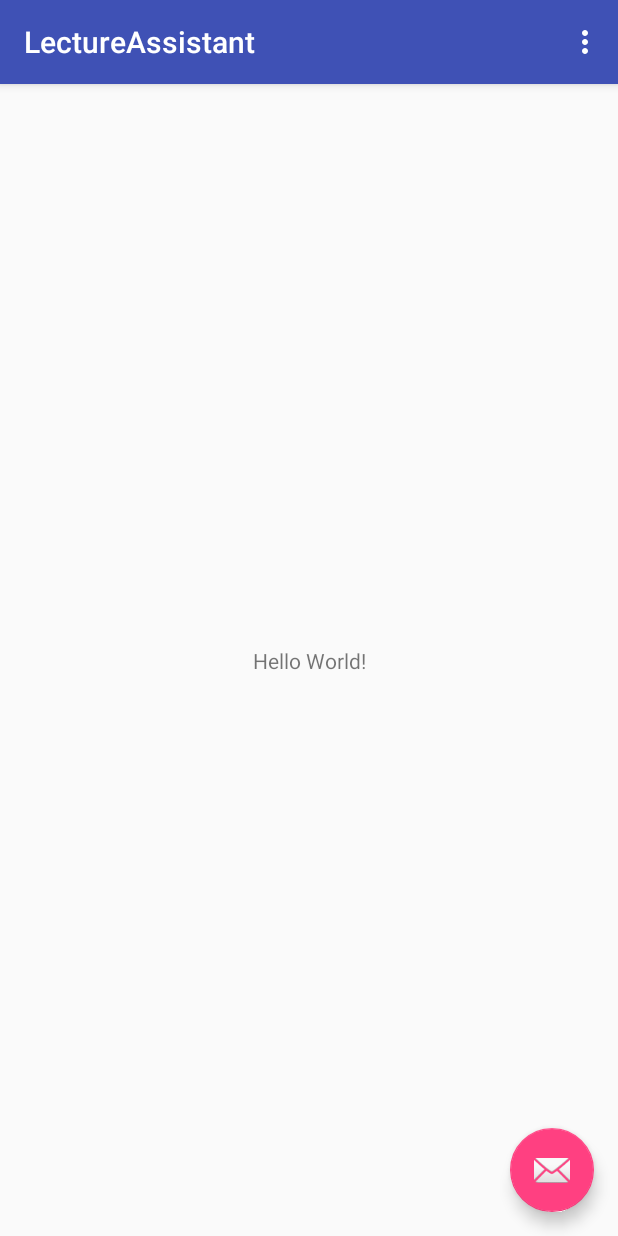
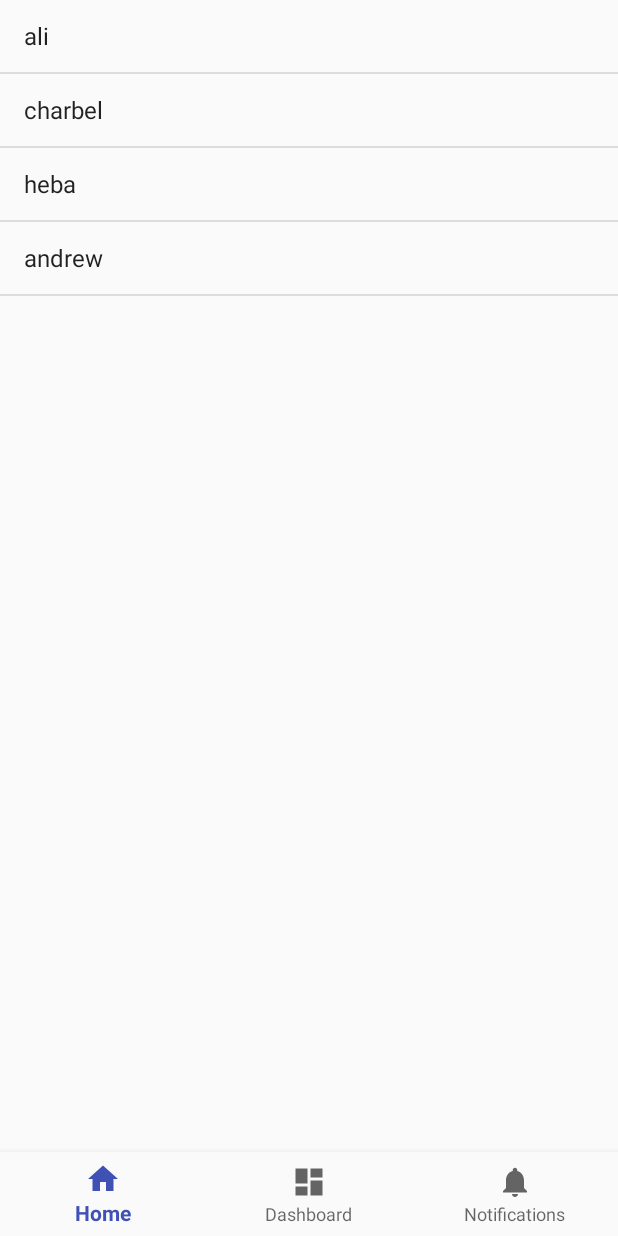
Before and after one commit to DanSalib/LectureAssistant, an Android app: the screen it shows after launch (MainActivity), on a phone screen of 412 x 824 dp. Run offline under Robolectric (Android 15) with nearby library versions, the phone set to English and light mode, and no system bars.

Commit message:
setup list view and new activity

```diff
--- a/LectureAssistant/app/build.gradle
+++ b/LectureAssistant/app/build.gradle
@@ -5,7 +5,7 @@ android {
     buildToolsVersion "26.0.0"
     defaultConfig {
         applicationId "com.lecture.salib.lectureassistant"
-        minSdkVersion 25
+        minSdkVersion 23
         targetSdkVersion 26
         versionCode 1
         versionName "1.0"
@@ -25,7 +25,7 @@ dependencies {
         exclude group: 'com.android.support', module: 'support-annotations'
     })
     compile 'com.android.support:appcompat-v7:26.+'
+    compile 'com.android.support:design:26.+'
     compile 'com.android.support.constraint:constraint-layout:1.0.2'
-    compile 'com.android.support:design:26.+'
     testCompile 'junit:junit:4.12'
 }
--- /dev/null
+++ b/LectureAssistant/app/src/main/java/com/lecture/salib/lectureassistant/Main2Activity.java
@@ -0,0 +1,22 @@
+package com.lecture.salib.lectureassistant;
+
+import android.content.Intent;
+import android.support.v7.app.AppCompatActivity;
+import android.os.Bundle;
+import android.widget.TextView;
+
+public class Main2Activity extends AppCompatActivity {
+
+    @Override
+    protected void onCreate(Bundle savedInstanceState) {
+        super.onCreate(savedInstanceState);
+        setContentView(R.layout.activity_main2);
+
+        Intent intent = getIntent();
+        String text = intent.getStringExtra(MainActivity.EXTRA_DATA);
+
+        TextView textView = (TextView) findViewById(R.id.textView);
+
+        textView.setText(text);
+    }
+}
--- a/LectureAssistant/app/src/main/java/com/lecture/salib/lectureassistant/MainActivity.java
+++ b/LectureAssistant/app/src/main/java/com/lecture/salib/lectureassistant/MainActivity.java
@@ -1,52 +1,78 @@
 package com.lecture.salib.lectureassistant;
 
+import android.content.Intent;
 import android.os.Bundle;
-import android.support.design.widget.FloatingActionButton;
-import android.support.design.widget.Snackbar;
+import android.app.Activity;
+import android.support.annotation.NonNull;
+import android.support.design.widget.BottomNavigationView;
 import android.support.v7.app.AppCompatActivity;
-import android.support.v7.widget.Toolbar;
+import android.view.MenuItem;
 import android.view.View;
-import android.view.Menu;
-import android.view.MenuItem;
+import android.widget.AdapterView;
+import android.widget.ArrayAdapter;
+import android.widget.ListAdapter;
+import android.widget.ListView;
+import android.widget.TextView;
+import android.widget.Toast;
 
-public class MainActivity extends AppCompatActivity {
+import org.w3c.dom.Text;
+
+public class MainActivity extends Activity {
+
+    public static final String EXTRA_DATA = "com.lecture.salib.lectureassistant.EXTRA_DATA";
+    private TextView mTextMessage;
+
+    private BottomNavigationView.OnNavigationItemSelectedListener mOnNavigationItemSelectedListener
+            = new BottomNavigationView.OnNavigationItemSelectedListener() {
+
+        @Override
+        public boolean onNavigationItemSelected(@NonNull MenuItem item) {
+//            switch (item.getItemId()) {
+//                case R.id.navigation_home:
+//                    mTextMessage.setText(R.string.title_home);
+//                    return true;
+//                case R.id.navigation_dashboard:
+//                    mTextMessage.setText(R.string.title_dashboard);
+//                    return true;
+//                case R.id.navigation_notifications:
+//                    mTextMessage.setText(R.string.title_notifications);
+//                    return true;
+//            }
+            return false;
+        }
+
+    };
 
     @Override
     protected void onCreate(Bundle savedInstanceState) {
         super.onCreate(savedInstanceState);
         setContentView(R.layout.activity_main);
-        Toolbar toolbar = (Toolbar) findViewById(R.id.toolbar);
-        setSupportActionBar(toolbar);
 
-       FloatingActionButton fab = (FloatingActionButton) findViewById(R.id.fab);
-        fab.setOnClickListener(new View.OnClickListener() {
-            @Override
-            public void onClick(View view) {
-                Snackbar.make(view, "Replace with your own action", Snackbar.LENGTH_LONG)
-                        .setAction("Action", null).show();
+        BottomNavigationView navigation = (BottomNavigationView) findViewById(R.id.navigation);
+        navigation.setOnNavigationItemSelectedListener(mOnNavigationItemSelectedListener);
+
+        String[] items = {"ali", "charbel", "heba", "andrew"};
+        ListAdapter lectureAdapter = new ArrayAdapter<String>(this, android.R.layout.simple_list_item_1, items);
+        ListView lectureListView = (ListView) findViewById(R.id.listView);
+        lectureListView.setAdapter(lectureAdapter);
+
+        lectureListView.setOnItemClickListener(
+            new AdapterView.OnItemClickListener() {
+                @Override
+                public void onItemClick(AdapterView<?> parent, View view, int position, long id) {
+                    String item = String.valueOf(parent.getItemAtPosition(position));
+                    openActivity2(item);
+                    //Toast.makeText(MainActivity.this, item, Toast.LENGTH_LONG).show();
+                }
             }
-        });
+        );
     }
 
-    @Override
-    public boolean onCreateOptionsMenu(Menu menu) {
-        // Inflate the menu; this adds items to the action bar if it is present.
-        getMenuInflater().inflate(R.menu.menu_main, menu);
-        return true;
+    public void openActivity2(String text) {
+        Intent intent = new Intent(this, Main2Activity.class);
+        intent.putExtra(EXTRA_DATA, text);
+
+        startActivity(intent);
     }
 
-    @Override
-    public boolean onOptionsItemSelected(MenuItem item) {
-        // Handle action bar item clicks here. The action bar will
-        // automatically handle clicks on the Home/Up button, so long
-        // as you specify a parent activity in AndroidManifest.xml.
-        int id = item.getItemId();
-
-        //noinspection SimplifiableIfStatement
-        if (id == R.id.action_settings) {
-            return true;
-        }
-
-        return super.onOptionsItemSelected(item);
-    }
 }
--- /dev/null
+++ b/LectureAssistant/app/src/main/res/drawable/ic_dashboard_black_24dp.xml
@@ -0,0 +1,9 @@
+<vector xmlns:android="http://schemas.android.com/apk/res/android"
+    android:width="24dp"
+    android:height="24dp"
+    android:viewportHeight="24.0"
+    android:viewportWidth="24.0">
+    <path
+        android:fillColor="#FF000000"
+        android:pathData="M3,13h8L11,3L3,3v10zM3,21h8v-6L3,15v6zM13,21h8L21,11h-8v10zM13,3v6h8L21,3h-8z" />
+</vector>
--- /dev/null
+++ b/LectureAssistant/app/src/main/res/drawable/ic_home_black_24dp.xml
@@ -0,0 +1,9 @@
+<vector xmlns:android="http://schemas.android.com/apk/res/android"
+    android:width="24dp"
+    android:height="24dp"
+    android:viewportHeight="24.0"
+    android:viewportWidth="24.0">
+    <path
+        android:fillColor="#FF000000"
+        android:pathData="M10,20v-6h4v6h5v-8h3L12,3 2,12h3v8z" />
+</vector>
--- /dev/null
+++ b/LectureAssistant/app/src/main/res/drawable/ic_notifications_black_24dp.xml
@@ -0,0 +1,9 @@
+<vector xmlns:android="http://schemas.android.com/apk/res/android"
+    android:width="24dp"
+    android:height="24dp"
+    android:viewportHeight="24.0"
+    android:viewportWidth="24.0">
+    <path
+        android:fillColor="#FF000000"
+        android:pathData="M12,22c1.1,0 2,-0.9 2,-2h-4c0,1.1 0.89,2 2,2zM18,16v-5c0,-3.07 -1.64,-5.64 -4.5,-6.32L13.5,4c0,-0.83 -0.67,-1.5 -1.5,-1.5s-1.5,0.67 -1.5,1.5v0.68C7.63,5.36 6,7.92 6,11v5l-2,2v1h16v-1l-2,-2z" />
+</vector>
--- a/LectureAssistant/app/src/main/res/layout/activity_main.xml
+++ b/LectureAssistant/app/src/main/res/layout/activity_main.xml
@@ -1,34 +1,32 @@
 <?xml version="1.0" encoding="utf-8"?>
-<android.support.design.widget.CoordinatorLayout
-    xmlns:android="http://schemas.android.com/apk/res/android"
+<LinearLayout xmlns:android="http://schemas.android.com/apk/res/android"
     xmlns:app="http://schemas.android.com/apk/res-auto"
     xmlns:tools="http://schemas.android.com/tools"
+    android:id="@+id/container"
     android:layout_width="match_parent"
     android:layout_height="match_parent"
+    android:orientation="vertical"
     tools:context="com.lecture.salib.lectureassistant.MainActivity">
 
-    <android.support.design.widget.AppBarLayout
+    <FrameLayout
+        android:id="@+id/content"
+        android:layout_width="match_parent"
+        android:layout_height="0dp"
+        android:layout_weight="1">
+
+        <ListView
+            android:id="@+id/listView"
+            android:layout_width="match_parent"
+            android:layout_height="match_parent" />
+
+    </FrameLayout>
+
+    <android.support.design.widget.BottomNavigationView
+        android:id="@+id/navigation"
+        android:layout_width="match_parent"
         android:layout_height="wrap_content"
-        android:layout_width="match_parent"
-        android:theme="@style/AppTheme.AppBarOverlay">
+        android:layout_gravity="bottom"
+        android:background="?android:attr/windowBackground"
+        app:menu="@menu/navigation" />
 
-        <android.support.v7.widget.Toolbar
-            android:id="@+id/toolbar"
-            android:layout_width="match_parent"
-            android:layout_height="?attr/actionBarSize"
-            android:background="?attr/colorPrimary"
-            app:popupTheme="@style/AppTheme.PopupOverlay" />
-
-    </android.support.design.widget.AppBarLayout>
-
-    <include layout="@layout/content_main"/>
-
-    <android.support.design.widget.FloatingActionButton
-        android:id="@+id/fab"
-        android:layout_width="wrap_content"
-        android:layout_height="wrap_content"
-        android:layout_gravity="bottom|end"
-        android:layout_margin="@dimen/fab_margin"
-        app:srcCompat="@android:drawable/ic_dialog_email" />
-
-</android.support.design.widget.CoordinatorLayout>
+</LinearLayout>
--- /dev/null
+++ b/LectureAssistant/app/src/main/res/layout/activity_main2.xml
@@ -0,0 +1,16 @@
+<?xml version="1.0" encoding="utf-8"?>
+<android.support.constraint.ConstraintLayout xmlns:android="http://schemas.android.com/apk/res/android"
+    xmlns:app="http://schemas.android.com/apk/res-auto"
+    xmlns:tools="http://schemas.android.com/tools"
+    android:layout_width="match_parent"
+    android:layout_height="match_parent"
+    tools:context="com.lecture.salib.lectureassistant.Main2Activity">
+
+    <TextView
+        android:id="@+id/textView"
+        android:layout_width="wrap_content"
+        android:layout_height="wrap_content"
+        android:text="TextView"
+        tools:layout_editor_absoluteX="35dp"
+        tools:layout_editor_absoluteY="30dp" />
+</android.support.constraint.ConstraintLayout>
--- a/LectureAssistant/app/src/main/res/layout/content_main.xml
+++ /dev/null
@@ -1,21 +0,0 @@
-<?xml version="1.0" encoding="utf-8"?>
-<android.support.constraint.ConstraintLayout
-    xmlns:android="http://schemas.android.com/apk/res/android"
-    xmlns:tools="http://schemas.android.com/tools"
-    xmlns:app="http://schemas.android.com/apk/res-auto"
-    android:layout_width="match_parent"
-    android:layout_height="match_parent"
-    app:layout_behavior="@string/appbar_scrolling_view_behavior"
-    tools:showIn="@layout/activity_main"
-    tools:context="com.lecture.salib.lectureassistant.MainActivity">
-
-    <TextView
-        android:layout_width="wrap_content"
-        android:layout_height="wrap_content"
-        android:text="Hello World!"
-        app:layout_constraintBottom_toBottomOf="parent"
-        app:layout_constraintLeft_toLeftOf="parent"
-        app:layout_constraintRight_toRightOf="parent"
-        app:layout_constraintTop_toTopOf="parent" />
-
-</android.support.constraint.ConstraintLayout>
--- a/LectureAssistant/app/src/main/res/menu/menu_main.xml
+++ /dev/null
@@ -1,9 +0,0 @@
-<menu xmlns:android="http://schemas.android.com/apk/res/android"
-    xmlns:app="http://schemas.android.com/apk/res-auto"
-    xmlns:tools="http://schemas.android.com/tools"
-    tools:context="com.lecture.salib.lectureassistant.MainActivity" >
-    <item android:id="@+id/action_settings"
-        android:title="@string/action_settings"
-        android:orderInCategory="100"
-        app:showAsAction="never" />
-</menu>
--- /dev/null
+++ b/LectureAssistant/app/src/main/res/menu/navigation.xml
@@ -0,0 +1,19 @@
+<?xml version="1.0" encoding="utf-8"?>
+<menu xmlns:android="http://schemas.android.com/apk/res/android">
+
+    <item
+        android:id="@+id/navigation_home"
+        android:icon="@drawable/ic_home_black_24dp"
+        android:title="@string/title_home" />
+
+    <item
+        android:id="@+id/navigation_dashboard"
+        android:icon="@drawable/ic_dashboard_black_24dp"
+        android:title="@string/title_dashboard" />
+
+    <item
+        android:id="@+id/navigation_notifications"
+        android:icon="@drawable/ic_notifications_black_24dp"
+        android:title="@string/title_notifications" />
+
+</menu>
--- a/LectureAssistant/app/src/main/res/values/dimens.xml
+++ b/LectureAssistant/app/src/main/res/values/dimens.xml
@@ -1,3 +1,5 @@
 <resources>
-    <dimen name="fab_margin">16dp</dimen>
+    <!-- Default screen margins, per the Android Design guidelines. -->
+    <dimen name="activity_horizontal_margin">16dp</dimen>
+    <dimen name="activity_vertical_margin">16dp</dimen>
 </resources>
--- a/LectureAssistant/app/src/main/res/values/strings.xml
+++ b/LectureAssistant/app/src/main/res/values/strings.xml
@@ -1,4 +1,6 @@
 <resources>
     <string name="app_name">LectureAssistant</string>
-    <string name="action_settings">Settings</string>
+    <string name="title_home">Home</string>
+    <string name="title_dashboard">Dashboard</string>
+    <string name="title_notifications">Notifications</string>
 </resources>
--- a/LectureAssistant/app/src/main/res/values/styles.xml
+++ b/LectureAssistant/app/src/main/res/values/styles.xml
@@ -7,11 +7,5 @@
         <item name="colorPrimaryDark">@color/colorPrimaryDark</item>
         <item name="colorAccent">@color/colorAccent</item>
     </style>
-    <style name="AppTheme.NoActionBar">
-        <item name="windowActionBar">false</item>
-        <item name="windowNoTitle">true</item>
-    </style>
-    <style name="AppTheme.AppBarOverlay" parent="ThemeOverlay.AppCompat.Dark.ActionBar" />
-    <style name="AppTheme.PopupOverlay" parent="ThemeOverlay.AppCompat.Light" />
 
 </resources>
```
Also changed, not shown: LectureAssistant/app/src/main/AndroidManifest.xml (+5 -4 lines), LectureAssistant/gradle/wrapper/gradle-wrapper.properties.
